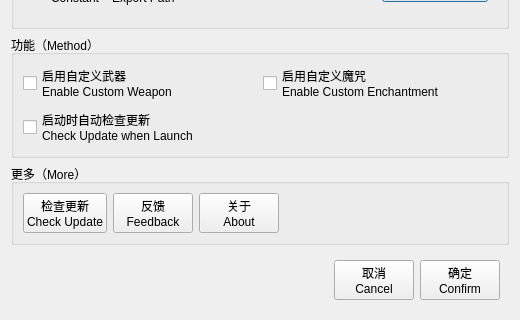
Old version of the form settings.ui in the repository Dinosaur-MC/BestEnchSeq; both pictures show x 0 to 520 and y 241 to 561 of the 520 by 561 pixel window.
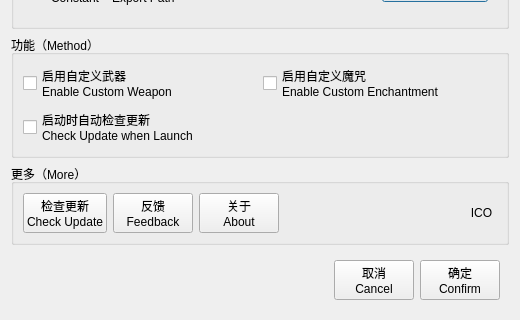
New version of the form.

The edit to the form file:
```diff
--- a/settings.ui
+++ b/settings.ui
@@ -283,6 +283,59 @@
           </property>
          </spacer>
         </item>
+        <item>
+         <widget class="QToolButton" name="tbIco">
+          <property name="sizePolicy">
+           <sizepolicy hsizetype="Minimum" vsizetype="Minimum">
+            <horstretch>0</horstretch>
+            <verstretch>0</verstretch>
+           </sizepolicy>
+          </property>
+          <property name="minimumSize">
+           <size>
+            <width>0</width>
+            <height>0</height>
+           </size>
+          </property>
+          <property name="styleSheet">
+           <string notr="true">QToolButton
+{
+	border: none;
+	background-color: rgba(255, 255, 255, 0);
+}
+
+QToolButton:hover
+{
+	border: none;
+}
+
+QToolButton:checked
+{
+	border: none;
+}
+
+QToolButton:pressed
+{
+	border: none;
+}</string>
+          </property>
+          <property name="text">
+           <string>ICO</string>
+          </property>
+          <property name="popupMode">
+           <enum>QToolButton::DelayedPopup</enum>
+          </property>
+          <property name="toolButtonStyle">
+           <enum>Qt::ToolButtonIconOnly</enum>
+          </property>
+          <property name="autoRaise">
+           <bool>false</bool>
+          </property>
+          <property name="arrowType">
+           <enum>Qt::NoArrow</enum>
+          </property>
+         </widget>
+        </item>
        </layout>
       </widget>
      </item>
```
